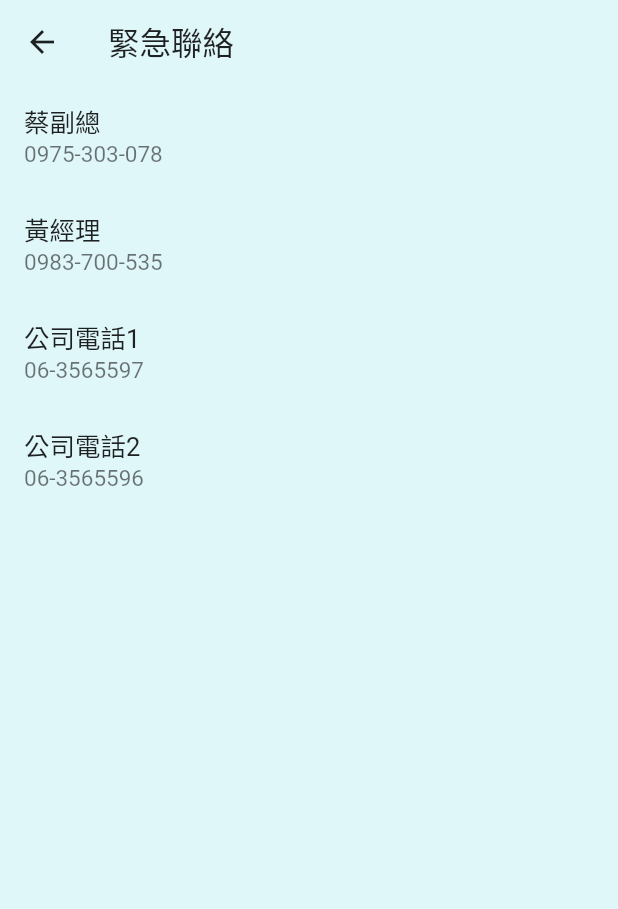
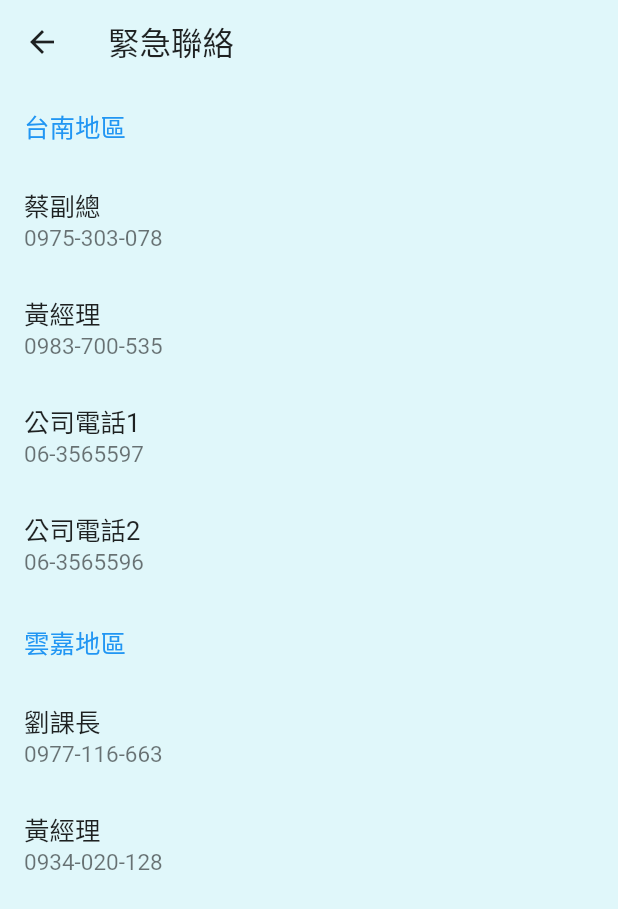
Before and after one commit to eason4best/Patrol-App-for-Wanyu-Security, a Flutter app: the SOSScreen screen opened directly, on a phone screen of 412 x 824 dp. Shown: the top 909 px of the screen. Run offline on Flutter 3.47's test engine with Material 2 defaults, Android fonts, the phone set to English and light mode, and no system bars; our stand-ins replace marquee, shared_preferences; missing offline and left inert: mobile_scanner; accounts and stored records are empty.

Commit message:
Minor Improve

```diff
--- a/lib/enum/sos_number.dart
+++ /dev/null
@@ -1,33 +0,0 @@
-enum SOSNumber {
-  phone1,
-  phone2,
-  phone3,
-  phone4;
-
-  @override
-  String toString() {
-    switch (this) {
-      case SOSNumber.phone1:
-        return '蔡副總';
-      case SOSNumber.phone2:
-        return '黃經理';
-      case SOSNumber.phone3:
-        return '公司電話1';
-      case SOSNumber.phone4:
-        return '公司電話2';
-    }
-  }
-
-  String getNumber() {
-    switch (this) {
-      case SOSNumber.phone1:
-        return '0975-303-078';
-      case SOSNumber.phone2:
-        return '0983-700-535';
-      case SOSNumber.phone3:
-        return '06-3565597';
-      case SOSNumber.phone4:
-        return '06-3565596';
-    }
-  }
-}
--- a/lib/screen/home_screen.dart
+++ b/lib/screen/home_screen.dart
@@ -79,6 +79,7 @@ class HomeScreen extends StatelessWidget {
                                 ? () async => await bloc.getOffPunch()
                                 : () => Navigator.of(context).push(
                                       MaterialPageRoute(
+                                        fullscreenDialog: true,
                                         builder: (context) =>
                                             MakeUpScreen.create(
                                                 member: bloc.member),
--- a/lib/screen/sos_screen.dart
+++ b/lib/screen/sos_screen.dart
@@ -1,5 +1,5 @@
 import 'package:flutter/material.dart';
-import 'package:security_wanyu/enum/sos_number.dart';
+import 'package:security_wanyu/service/sos_numbers.dart';
 import 'package:url_launcher/url_launcher.dart';
 
 class SOSScreen extends StatelessWidget {
@@ -12,20 +12,48 @@ class SOSScreen extends StatelessWidget {
         title: const Text('緊急聯絡'),
       ),
       body: ListView(
-        children: List.generate(
-          SOSNumber.values.length,
+        children: [
+          ListTile(
+            title: Text(
+              '台南地區',
+              style: TextStyle(color: Theme.of(context).primaryColor),
+            ),
+          ),
+          ...List.generate(
+            SOSNumber().tainanSOSNumber.length,
             (index) => ListTile(
-            title: Text(SOSNumber.values[index].toString()),
-            subtitle: Text(SOSNumber.values[index].getNumber()),
+              title: Text(SOSNumber().tainanSOSNumber[index].keys.first),
+              subtitle: Text(SOSNumber().tainanSOSNumber[index].values.first),
               onTap: () async {
                 final Uri launchUri = Uri(
                   scheme: 'tel',
-                path: SOSNumber.values[index].getNumber(),
+                  path: SOSNumber().tainanSOSNumber[index].values.first,
                 );
                 await launchUrl(launchUri);
               },
             ),
           ),
+          ListTile(
+            title: Text(
+              '雲嘉地區',
+              style: TextStyle(color: Theme.of(context).primaryColor),
+            ),
+          ),
+          ...List.generate(
+            SOSNumber().yunChiaSOSNumber.length,
+            (index) => ListTile(
+              title: Text(SOSNumber().yunChiaSOSNumber[index].keys.first),
+              subtitle: Text(SOSNumber().yunChiaSOSNumber[index].values.first),
+              onTap: () async {
+                final Uri launchUri = Uri(
+                  scheme: 'tel',
+                  path: SOSNumber().yunChiaSOSNumber[index].values.first,
+                );
+                await launchUrl(launchUri);
+              },
+            ),
+          ),
+        ],
       ),
     );
   }
--- a/lib/service/etun_api.dart
+++ b/lib/service/etun_api.dart
@@ -43,6 +43,8 @@ class EtunAPI {
   static Future<bool> punchCard({
     required PunchCards type,
     required Member member,
+    DateTime? dateTime,
+    PunchCards? makeupType,
     String? place,
     double? lat,
     double? lng,
@@ -53,7 +55,9 @@ class EtunAPI {
         memberId: member.memberId,
         memberSN: member.memberSN,
         memberName: member.memberName,
+        dateTime: dateTime,
         punchCardType: type,
+        makeupType: makeupType,
         place: place,
         lat: lat,
         lng: lng,
--- /dev/null
+++ b/lib/service/sos_numbers.dart
@@ -0,0 +1,10 @@
+class SOSNumber {
+  final phone1 = {'蔡副總': '0975-303-078'};
+  final phone2 = {'黃經理': '0983-700-535'};
+  final phone3 = {'公司電話1': '06-3565597'};
+  final phone4 = {'公司電話2': '06-3565596'};
+  final phone5 = {'劉課長': '0977-116-663'};
+  final phone6 = {'黃經理': '0934-020-128'};
+  List<Map> get tainanSOSNumber => [phone1, phone2, phone3, phone4];
+  List<Map> get yunChiaSOSNumber => [phone5, phone6];
+}
```
Also changed, not shown: lib/bloc/home_screen_bloc.dart (+33 -6 lines), lib/bloc/make_up_screen_bloc.dart (+6 -2 lines), lib/bloc/patrol_screen_bloc.dart (+4 -7 lines), lib/model/punch_card_record.dart (+7 -0 lines), lib/screen/patrol_screen.dart (+16 -12 lines). Lines whose indentation alone changed are shown as unchanged.
